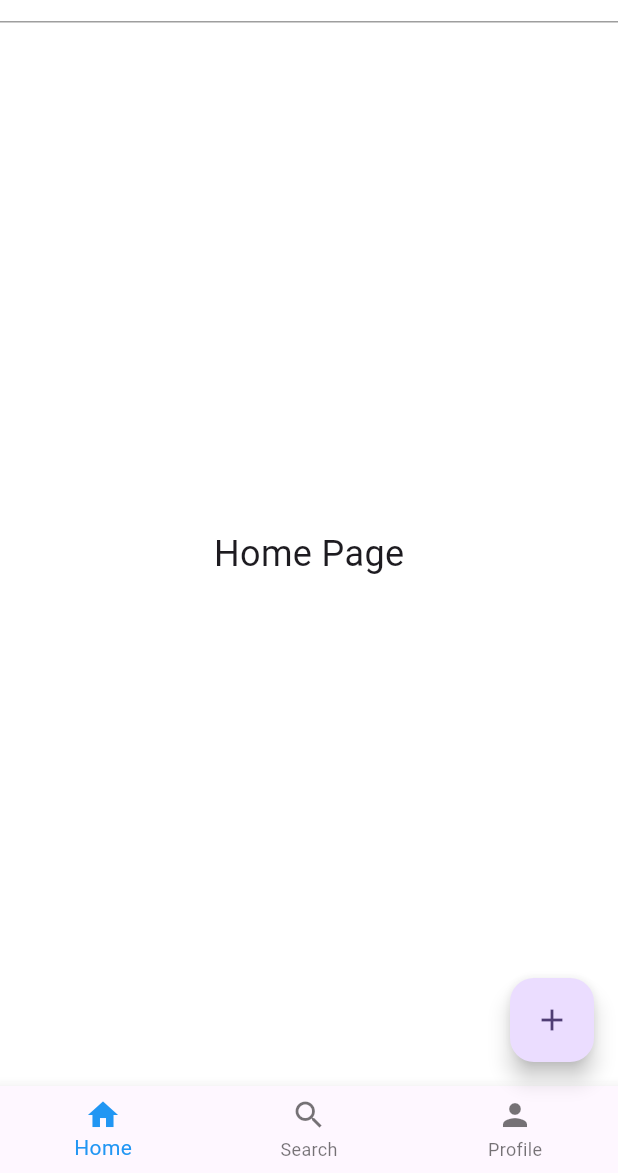
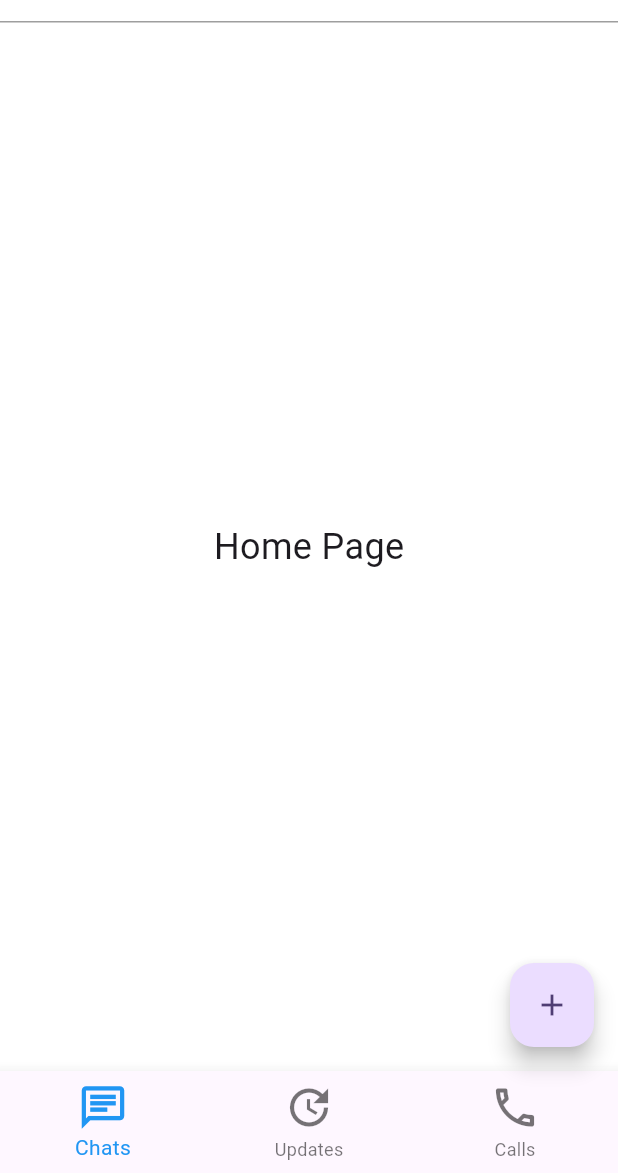
Before and after one commit to fdg2425/whatsapp_ui, a Flutter app: the screen it shows after launch, on a phone screen of 412 x 824 dp, the part 63-1236 px from its top. Run offline on Flutter 3.47's test engine with Material 3 defaults, Android fonts, the phone set to English and light mode, and no system bars.

Commit message:
Bottom navigation bar with new icons and texts

```diff
--- a/lib/main.dart
+++ b/lib/main.dart
@@ -171,9 +171,9 @@ class _MyHomePageState extends State<MyHomePage> {
       ),
       bottomNavigationBar: BottomNavigationBar(
         items: const [
-          BottomNavigationBarItem(icon: Icon(Icons.home), label: 'Home'),
-          BottomNavigationBarItem(icon: Icon(Icons.search), label: 'Search'),
-          BottomNavigationBarItem(icon: Icon(Icons.person), label: 'Profile'),
+          BottomNavigationBarItem(icon: Icon(Icons.chat_outlined, size: 34), label: 'Chats'),
+          BottomNavigationBarItem(icon: Icon(Icons.update_outlined, size: 34), label: 'Updates'),
+          BottomNavigationBarItem(icon: Icon(Icons.call_outlined, size: 34), label: 'Calls'),
         ],
         currentIndex: _selectedIndex,
         selectedItemColor: Colors.blue,
```
